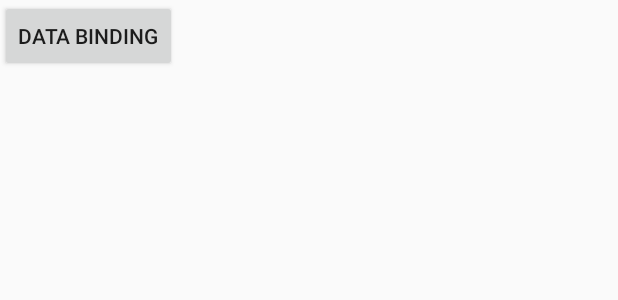
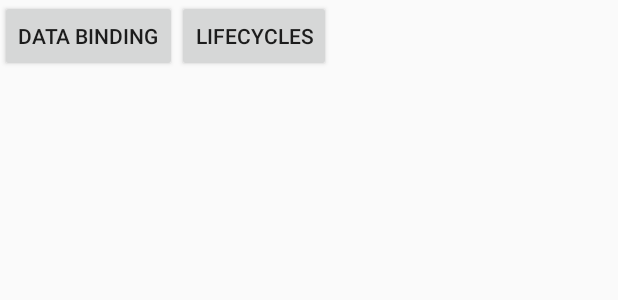
Before and after one commit to IamKing/JetpackTest, an Android app: the layout activity_main.xml on its own in the app's theme, with its tools: preview values and no code run, on a phone screen of 412 x 824 dp. Shown: the top 300 px of the screen. Run offline under Robolectric (Android 15) with nearby library versions, the phone set to English and light mode, and no system bars.

Commit message:
Lifecycles Test

```diff
--- a/app/src/main/AndroidManifest.xml
+++ b/app/src/main/AndroidManifest.xml
@@ -20,6 +20,7 @@
         </activity>
 
         <activity android:name=".databinding.DataBindingActivity"/>
+        <activity android:name=".lifecycle.LifeCycleActivity"/>
     </application>
 
 </manifest>
--- a/app/src/main/java/com/curious/jetpacktest/MainActivity.kt
+++ b/app/src/main/java/com/curious/jetpacktest/MainActivity.kt
@@ -5,6 +5,7 @@ import android.os.Bundle
 import android.view.View
 import androidx.appcompat.app.AppCompatActivity
 import com.curious.jetpacktest.databinding.DataBindingActivity
+import com.curious.jetpacktest.lifecycle.LifeCycleActivity
 
 class MainActivity : AppCompatActivity() {
 
@@ -19,6 +20,7 @@ class MainActivity : AppCompatActivity() {
         R.id.data_bind_btn
         when (view.id) {
             R.id.data_bind_btn -> startActivity(Intent(this@MainActivity, DataBindingActivity::class.java))
+            R.id.lifecycle_btn -> startActivity(Intent(this@MainActivity, LifeCycleActivity::class.java))
         }
     }
 }
--- a/app/src/main/res/layout/activity_main.xml
+++ b/app/src/main/res/layout/activity_main.xml
@@ -8,13 +8,22 @@
 
     <Button
         android:id="@+id/data_bind_btn"
+        android:layout_width="wrap_content"
+        android:layout_height="wrap_content"
         android:onClick="doOnClick"
         android:text="Data Binding"
         app:layout_constraintLeft_toLeftOf="parent"
-        app:layout_constraintTop_toTopOf="parent"
+        app:layout_constraintTop_toTopOf="parent" />
+
+
+    <Button
+        android:onClick="doOnClick"
+        android:id="@+id/lifecycle_btn"
         android:layout_width="wrap_content"
-        android:layout_height="wrap_content" />
-
+        android:layout_height="wrap_content"
+        android:text="LifeCycles"
+        app:layout_constraintLeft_toRightOf="@+id/data_bind_btn"
+        app:layout_constraintTop_toTopOf="parent" />
 
 
 </androidx.constraintlayout.widget.ConstraintLayout>
```
Also changed, not shown: app/src/main/java/com/curious/jetpacktest/lifecycle/LifeCycleActivity.kt (added, +39 -0 lines), app/src/main/java/com/curious/jetpacktest/lifecycle/MyObserver.kt (added, +31 -0 lines), app/src/main/res/layout/activity_lifecycle.xml (added, +15 -0 lines), 1 other file.
